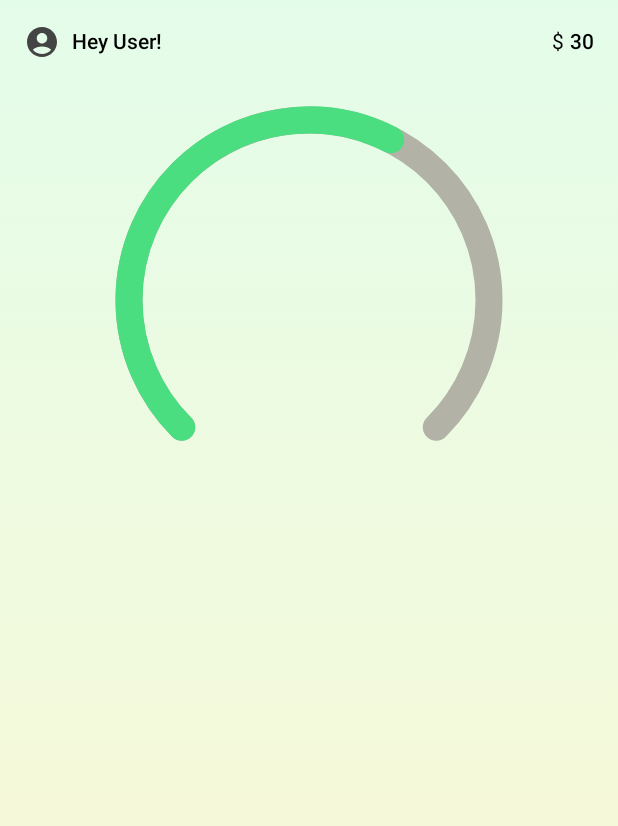
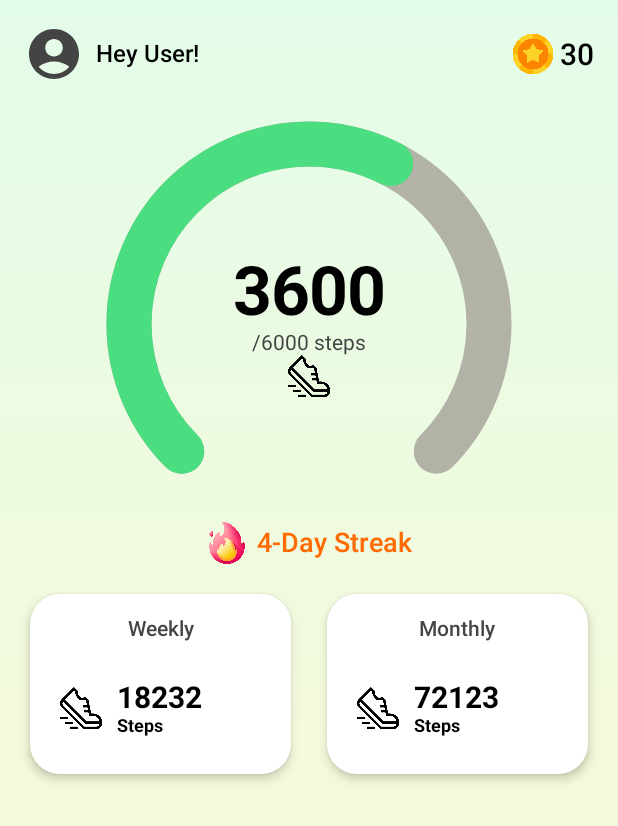
Before and after one commit to SoufianeElMameri/Android-Project-3096602, an Android app built with Jetpack Compose: the screen it shows after launch (MainActivity), on a phone screen of 412 x 824 dp. Shown: the top 826 px of the screen. Run offline under Robolectric (Android 15) with nearby library versions, the phone set to English and light mode, and no system bars.

Commit message:
create streak component and weekly monthly stats

```diff
--- a/app/src/main/java/com/griffith/stepquest/ui/home/HomeScreen.kt
+++ b/app/src/main/java/com/griffith/stepquest/ui/home/HomeScreen.kt
@@ -19,8 +19,15 @@ import androidx.compose.ui.text.font.FontWeight
 import androidx.compose.ui.unit.dp
 
 import androidx.compose.foundation.Canvas
+import androidx.compose.foundation.Image
 import androidx.compose.ui.graphics.StrokeCap
+import androidx.compose.ui.res.painterResource
 import androidx.compose.ui.unit.sp
+import com.griffith.stepquest.R
+import androidx.compose.foundation.shape.RoundedCornerShape
+import androidx.compose.material3.Card
+import androidx.compose.material3.CardDefaults
+import androidx.compose.ui.text.style.TextAlign
 
 @Composable
 fun HomeScreen() {
@@ -39,10 +46,14 @@ fun HomeScreen() {
     ){
         Column(
             modifier = Modifier.fillMaxSize(),
-            horizontalAlignment = Alignment.CenterHorizontally // centers circle horizontally
+            horizontalAlignment = Alignment.CenterHorizontally
         ) {
             HeaderBar()
             StepProgressCircle(3600, 6000)
+            Spacer(Modifier.height(12.dp))
+            StreakSection(4)
+            Spacer(Modifier.height(20.dp))
+            WeeklyMonthlyCards()
         }
     }
 }
@@ -62,16 +73,29 @@ fun HeaderBar() {
             Icon(
                 imageVector = Icons.Rounded.AccountCircle,
                 contentDescription = null,
-                tint = Color.DarkGray
+                tint = Color.DarkGray,
+                modifier = Modifier.size(40.dp)
             )
             Spacer(Modifier.width(8.dp))
-            Text("Hey User!", fontWeight = FontWeight.SemiBold)
+            Text(
+                "Hey User!",
+                fontWeight = FontWeight.SemiBold,
+                fontSize = 16.sp
+            )
         }
 
         Row(verticalAlignment = Alignment.CenterVertically) {
-            Text("$")
+            Image(
+                painter = painterResource(R.drawable.coin),
+                contentDescription = "Coin",
+                modifier = Modifier.size(28.dp)
+            )
             Spacer(Modifier.width(4.dp))
-            Text("30", fontWeight = FontWeight.SemiBold)
+            Text(
+                "30",
+                fontWeight = FontWeight.SemiBold,
+                fontSize = 20.sp
+            )
         }
     }
 }
@@ -91,7 +115,7 @@ fun StepProgressCircle(currentSteps: Int,
     ) {
         Canvas(modifier = Modifier.fillMaxSize()) {
             // Arc settings
-            val strokeWidth = 18.dp.toPx()
+            val strokeWidth = 30.dp.toPx()
             // 270 arc to leave a gap at the bottom
             val sweepAngle = 270f
 
@@ -119,5 +143,115 @@ fun StepProgressCircle(currentSteps: Int,
                 )
             )
         }
+
+        // Text inside ring
+        Column(horizontalAlignment = Alignment.CenterHorizontally) {
+            Text(
+                text = "$currentSteps",
+                fontWeight = FontWeight.Bold,
+                fontSize = 45.sp
+            )
+            Text(
+                text = "/$goalSteps steps",
+                fontSize = 14.sp,
+                color = Color.DarkGray
+            )
+            Image(
+                painter = painterResource(R.drawable.shoe),
+                contentDescription = "Running Shoe",
+                modifier = Modifier.size(28.dp)
+            )
+        }
     }
 }
+
+// steak section showcasing the current streak
+@Composable
+fun StreakSection(streaks : Int) {
+    Row(
+        verticalAlignment = Alignment.CenterVertically
+    ) {
+        Image(
+            painter = painterResource(R.drawable.fire),
+            contentDescription = "Streak fire",
+            modifier = Modifier.size(28.dp)
+        )
+        Spacer(Modifier.width(6.dp))
+        Text(
+            text = "$streaks-Day Streak",
+            fontWeight = FontWeight.SemiBold,
+            fontSize = 18.sp,
+            color = Color(0xFFFF6B00)
+        )
+    }
+}
+
+// creating weekly and monthly stat cards aligned
+@Composable
+fun WeeklyMonthlyCards() {
+    Row(
+        modifier = Modifier
+            .fillMaxWidth()
+            .padding(horizontal = 16.dp),
+        // adding space between cards
+        horizontalArrangement = Arrangement.spacedBy(16.dp)
+    ) {
+        StatCard("Weekly", 18232, R.drawable.shoe, Modifier.weight(1f))
+        StatCard("Monthly", 72123, R.drawable.shoe, Modifier.weight(1f))
+    }
+}
+
+// reusable component for stat cards to creat monthly weekly steps stats
+@Composable
+fun StatCard(title: String, value: Int, iconRes: Int, modifier: Modifier = Modifier) {
+    Card(
+        modifier = modifier
+            .height(120.dp)
+            .padding(horizontal = 4.dp),
+        shape = RoundedCornerShape(20.dp),
+        elevation = CardDefaults.cardElevation(defaultElevation = 4.dp),
+        colors = CardDefaults.cardColors(containerColor = Color.White)
+    ) {
+        Column {
+            Text(
+                text = title,
+                fontSize = 14.sp,
+                color = Color.DarkGray,
+                fontWeight = FontWeight.Medium,
+                textAlign = TextAlign.Center,
+                modifier = Modifier
+                    .fillMaxWidth()
+                    .padding(top=15.dp)
+            )
+            Row(
+                modifier = Modifier
+                    .fillMaxSize()
+                    .padding(horizontal=20.dp),
+                verticalAlignment = Alignment.CenterVertically
+            ) {
+                Image(
+                    painter = painterResource(id = iconRes),
+                    contentDescription = null,
+                    modifier = Modifier.size(28.dp)
+                )
+                Spacer(Modifier.width(10.dp))
+                Column{
+                    Text(
+                        text = "$value",
+                        fontSize = 20.sp,
+                        fontWeight = FontWeight.Bold,
+                        color = Color.Black
+                    )
+                    Text(
+                        text = "Steps",
+                        fontSize = 12.sp,
+                        fontWeight = FontWeight.Bold,
+                        color = Color.Black
+                    )
+                }
+
+            }
+        }
+
+    }
+}
```
Also changed, not shown: app/src/main/res/drawable/coin.png (added), app/src/main/res/drawable/fire.png (added), app/src/main/res/drawable/shoe.png (added).
